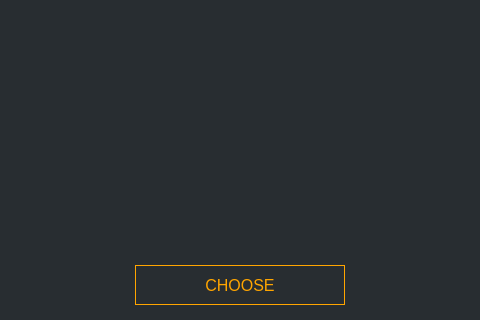
Old version of the form src/gui/ui/addressbookdialog.ui in the repository ConcealNetwork/conceal-desktop; both pictures show x 134 to 614 and y 205 to 525 of the 747 by 525 pixel window.
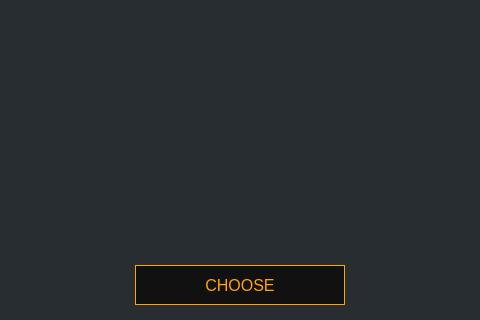
New version of the form.

Commit message: fix incorrect color codes

```diff
--- a/src/gui/ui/addressbookdialog.ui
+++ b/src/gui/ui/addressbookdialog.ui
@@ -76,7 +76,7 @@
         </font>
        </property>
        <property name="styleSheet">
-        <string notr="true">QPushButton#m_okButton {color: orange; background-color: #1; border: 1px solid orange; font-size: 16px;}
+        <string notr="true">QPushButton#m_okButton {color: orange; background-color: #111111; border: 1px solid orange; font-size: 16px;}
 
 QPushButton#m_okButton:hover {color: orange; background-color: #1; border: 2px solid orange; font-size: 16px;}</string>
        </property>
```
Left out of the diff: 2 changed lines with no effect on the pictures. The commit also changes 26 other files.
